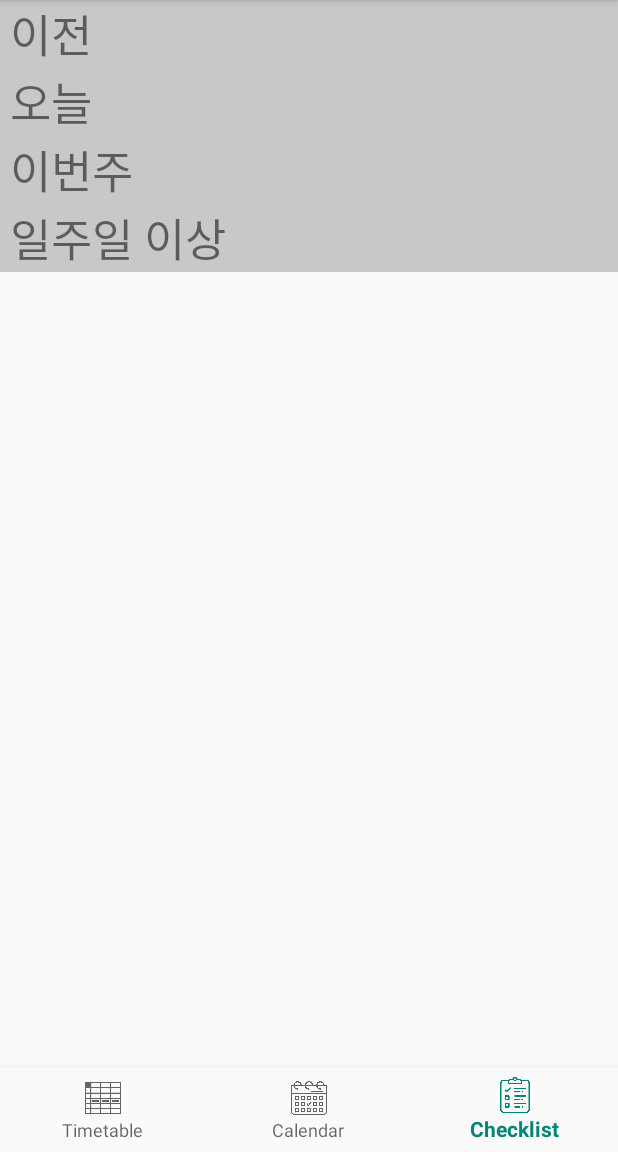
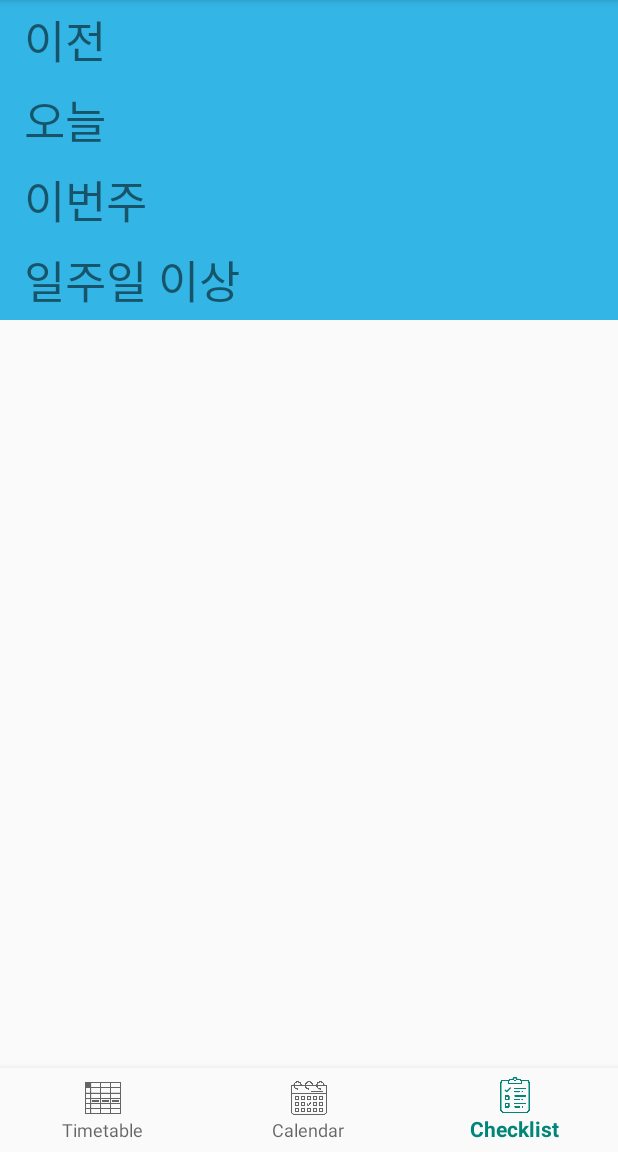
Before and after one commit to Kwonkyu/My-Planner, an Android app: the screen it shows after launch (MainActivity), item 3 of the bottom bar chosen, on a phone screen of 412 x 824 dp, the part 84-1236 px from its top. Run offline under Robolectric (Android 15) with nearby library versions, the light colour scheme and no system bars; 1 statement that could not run was skipped.

Commit message:
#1. Implemented checklist item's class and layout     - Getter and Setter for checklist item's text and date.     - Constructor for LocalDate and String type of expiration date.     - TextView checklist_item_date below of checklist_item     - Applied changes in FragmentChecklist.java
#2. Marked and unmarked state for checklist item
    - Implemented in ViewHolder's constructor with setOnClickListener(), setBackground()

#3. etc
    - Changed color and padding of RecyclerView's category.
    - Added annotation(comments?) in source codes.

#4. TODO
    - Implement checklist item backup and load feature
    - It should be loaded and saved on onResume() or onStop()

```diff
--- a/teamproject/app/src/main/res/layout/fragment_checklist.xml
+++ b/teamproject/app/src/main/res/layout/fragment_checklist.xml
@@ -14,7 +14,14 @@ android:layout_height="match_parent">
             android:id="@+id/checklist_text_previous"
             android:layout_width="match_parent"
             android:layout_height="wrap_content"
-            android:background="@android:drawable/divider_horizontal_textfield"
+            android:background="@android:color/holo_blue_light"
+            android:gravity="center_vertical"
+            android:paddingStart="16dp"
+            android:paddingLeft="16dp"
+            android:paddingTop="4dp"
+            android:paddingEnd="10dp"
+            android:paddingRight="10dp"
+            android:paddingBottom="4dp"
             android:text="@string/checklist_text_previous"
             android:textSize="30sp" />
 
@@ -27,7 +34,14 @@ android:layout_height="match_parent">
             android:id="@+id/checklist_text_today"
             android:layout_width="match_parent"
             android:layout_height="wrap_content"
-            android:background="@android:drawable/divider_horizontal_textfield"
+            android:background="@android:color/holo_blue_light"
+            android:gravity="center_vertical"
+            android:paddingStart="16dp"
+            android:paddingLeft="16dp"
+            android:paddingTop="4dp"
+            android:paddingEnd="10dp"
+            android:paddingRight="10dp"
+            android:paddingBottom="4dp"
             android:text="@string/checklist_text_today"
             android:textSize="30sp" />
 
@@ -40,7 +54,14 @@ android:layout_height="match_parent">
             android:id="@+id/checklist_text_week"
             android:layout_width="match_parent"
             android:layout_height="wrap_content"
-            android:background="@android:drawable/divider_horizontal_textfield"
+            android:background="@android:color/holo_blue_light"
+            android:gravity="center_vertical"
+            android:paddingStart="16dp"
+            android:paddingLeft="16dp"
+            android:paddingTop="4dp"
+            android:paddingEnd="10dp"
+            android:paddingRight="10dp"
+            android:paddingBottom="4dp"
             android:text="@string/checklist_text_week"
             android:textSize="30sp" />
 
@@ -53,9 +74,16 @@ android:layout_height="match_parent">
             android:id="@+id/checklist_text_far"
             android:layout_width="match_parent"
             android:layout_height="wrap_content"
-            android:background="@android:drawable/divider_horizontal_textfield"
+            android:background="@android:color/holo_blue_light"
+            android:gravity="center_vertical"
+            android:paddingStart="16dp"
+            android:paddingLeft="16dp"
+            android:paddingTop="4dp"
+            android:paddingEnd="10dp"
+            android:paddingRight="10dp"
             android:text="@string/checklist_text_far"
-            android:textSize="30sp" />
+            android:textSize="30sp"
+            android:paddingBottom="4dp" />
 
         <androidx.recyclerview.widget.RecyclerView
             android:id="@+id/checklist_recycler_far"
```
Also changed, not shown: teamproject/app/src/main/java/com/example/teamproject/CheckListAdapter.java (+25 -5 lines), teamproject/app/src/main/java/com/example/teamproject/CheckListItem.java (added, +35 -0 lines), teamproject/app/src/main/java/com/example/teamproject/CheckListItemAdd.java (+9 -15 lines), teamproject/app/src/main/java/com/example/teamproject/FragmentChecklist.java (+43 -16 lines), teamproject/app/src/main/res/layout/checklist_item.xml (+16 -3 lines), teamproject/app/src/main/res/drawable/job_category.png (added), teamproject/app/src/main/res/drawable/job_done.png (added).
